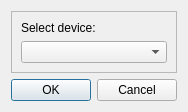
Above: src/UI/loaddevicewindow.ui from LeoKlaus/HeadsetControl-GUI before the change. Below: the same form after it.
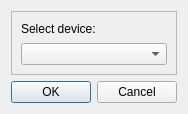
That is the form after the change. Icons and pictures are not drawn.

Commit message: Optimized darkmode code and fixed window position

```diff
--- a/src/UI/loaddevicewindow.ui
+++ b/src/UI/loaddevicewindow.ui
@@ -6,8 +6,8 @@
    <rect>
     <x>0</x>
     <y>0</y>
-    <width>174</width>
-    <height>112</height>
+    <width>184</width>
+    <height>114</height>
    </rect>
   </property>
   <property name="sizePolicy">
```
Left out of the diff: 8 changed lines with no effect on the pictures. The commit also changes 5 other files.
